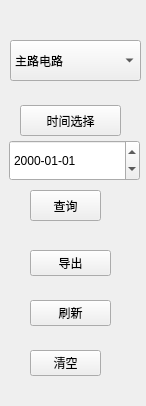
First picture: the form in BusBar-Qt/logs/logcom/logbtnbar.ui, repository luozhiyong131/BusBar, before the edit.
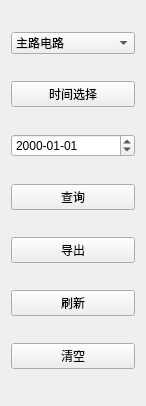
Second picture: the form after the edit.

The edit to the form file:
```diff
--- a/BusBar-Qt/logs/logcom/logbtnbar.ui
+++ b/BusBar-Qt/logs/logcom/logbtnbar.ui
@@ -13,15 +13,9 @@
   <property name="windowTitle">
    <string>Form</string>
   </property>
+  <layout class="QVBoxLayout" name="verticalLayout">
+   <item>
   <widget class="QComboBox" name="comboBox">
-   <property name="geometry">
-    <rect>
-     <x>10</x>
-     <y>40</y>
-     <width>131</width>
-     <height>41</height>
-    </rect>
-   </property>
    <item>
     <property name="text">
      <string>主路电路</string>
@@ -38,84 +32,50 @@
     </property>
    </item>
   </widget>
+   </item>
+   <item>
+    <widget class="QPushButton" name="dateBtn">
+     <property name="text">
+      <string>时间选择</string>
+     </property>
+    </widget>
+   </item>
+   <item>
   <widget class="QDateEdit" name="dateEdit">
-   <property name="geometry">
-    <rect>
-     <x>9</x>
-     <y>140</y>
-     <width>131</width>
-     <height>41</height>
-    </rect>
-   </property>
    <property name="displayFormat">
     <string>yyyy-MM-dd</string>
    </property>
   </widget>
-  <widget class="QPushButton" name="dateBtn">
-   <property name="geometry">
-    <rect>
-     <x>20</x>
-     <y>105</y>
-     <width>101</width>
-     <height>31</height>
-    </rect>
-   </property>
-   <property name="text">
-    <string>时间选择</string>
-   </property>
-  </widget>
+   </item>
+   <item>
   <widget class="QPushButton" name="queryBtn">
-   <property name="geometry">
-    <rect>
-     <x>30</x>
-     <y>190</y>
-     <width>71</width>
-     <height>31</height>
-    </rect>
-   </property>
    <property name="text">
     <string>查询</string>
    </property>
   </widget>
+   </item>
+   <item>
   <widget class="QPushButton" name="exportBtn">
-   <property name="geometry">
-    <rect>
-     <x>30</x>
-     <y>250</y>
-     <width>81</width>
-     <height>26</height>
-    </rect>
-   </property>
    <property name="text">
     <string>导出</string>
    </property>
   </widget>
+   </item>
+   <item>
   <widget class="QPushButton" name="refreshBtn">
-   <property name="geometry">
-    <rect>
-     <x>30</x>
-     <y>300</y>
-     <width>81</width>
-     <height>26</height>
-    </rect>
-   </property>
    <property name="text">
     <string>刷新</string>
    </property>
   </widget>
+   </item>
+   <item>
   <widget class="QPushButton" name="clearBtn">
-   <property name="geometry">
-    <rect>
-     <x>30</x>
-     <y>350</y>
-     <width>71</width>
-     <height>26</height>
-    </rect>
-   </property>
    <property name="text">
     <string>清空</string>
    </property>
   </widget>
+   </item>
+  </layout>
  </widget>
  <resources/>
  <connections/>
```
Lines whose indentation alone changed are shown as unchanged.
